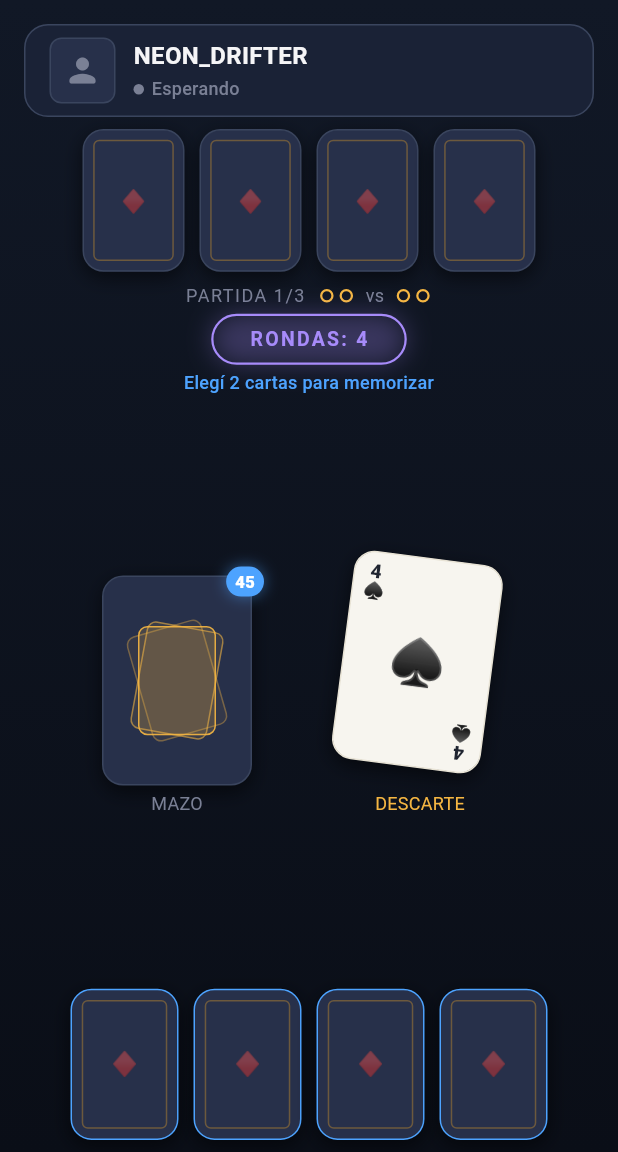
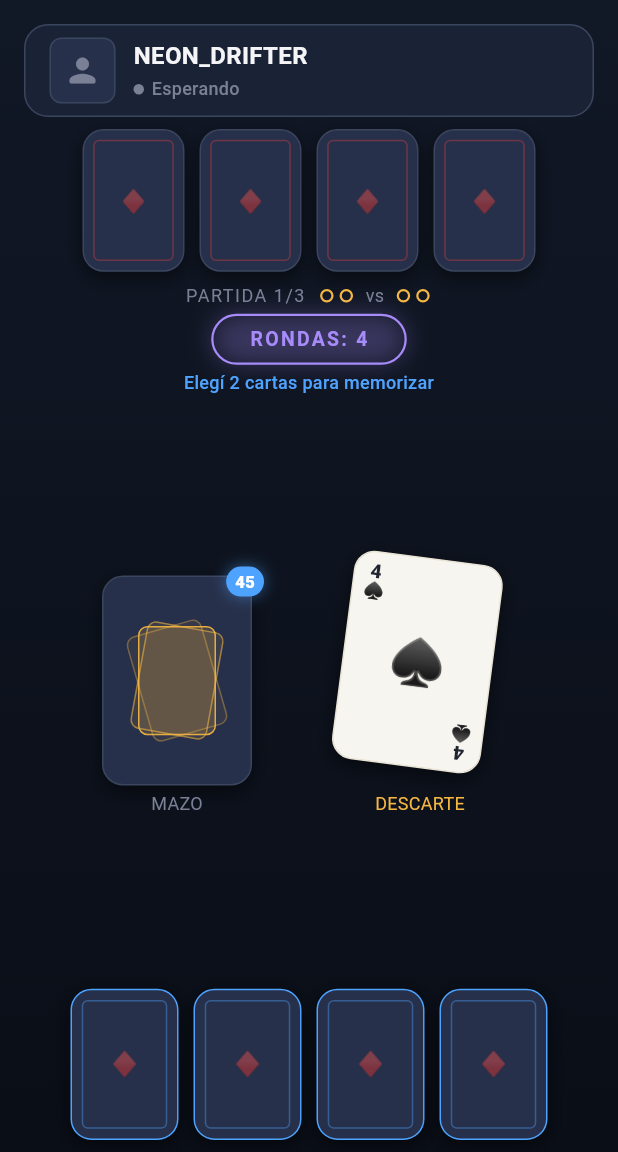
Before and after one commit to marianobackhaus-sudo/4-Cartas, a Flutter app: the screen it shows after launch, on a phone screen of 412 x 824 dp, the part 84-1236 px from its top. Run offline on Flutter 3.47's test engine with Material 3 defaults, Android fonts, the phone set to English and light mode, and no system bars; our stand-ins replace flutter_riverpod; project files that could hold a hidden picture were left out.

Commit message:
feat: color-coded card back diamond by player
Player cards: blue (accent) diamond. Opponent cards: red diamond.

Co-Authored-By: Claude Sonnet 4.6 <noreply@anthropic.com>

```diff
--- a/lib/screens/arena_screen.dart
+++ b/lib/screens/arena_screen.dart
@@ -162,9 +162,12 @@ class _CardBack extends StatelessWidget {
   final Color eyeColor;
   final bool selected; // J/Q swap selected
 
+  final Color patternColor;
+
   const _CardBack({
     this.width = 72, this.borderColor, this.eyeActive = false,
     this.eyeColor = AppColors.accent, this.selected = false,
+    this.patternColor = AppColors.cardBackPattern,
   });
 
   @override
@@ -199,14 +202,14 @@ class _CardBack extends StatelessWidget {
                     decoration: BoxDecoration(
                       borderRadius: BorderRadius.circular(AppRadius.xs),
                       border: Border.all(
-                        color: AppColors.cardBackPattern.withValues(alpha: 0.40),
+                        color: patternColor.withValues(alpha: 0.40),
                         width: 1.0,
                       ),
                     ),
                     child: Center(
                       child: Text('♦',
                         style: TextStyle(
-                          color: AppColors.cardBackPattern.withValues(alpha: 0.45),
+                          color: patternColor.withValues(alpha: 0.45),
                           fontSize: width * 0.22,
                           height: 1,
                         ),
@@ -1412,6 +1415,7 @@ class _OpponentSection extends StatelessWidget {
                     eyeActive: peekEye && !isKingPeeked,
                     eyeColor: AppColors.warning,
                     selected: swapSelectable,
+                    patternColor: AppColors.cardInkRed,
                   ),
                 ),
               ),
@@ -1786,6 +1790,7 @@ class _PlayerHand extends StatelessWidget {
                 eyeActive: eyeActive,
                 eyeColor: AppColors.accent,
                 selected: isSwapOwn,
+                patternColor: AppColors.accent,
               ),
             ),
           ),
```
